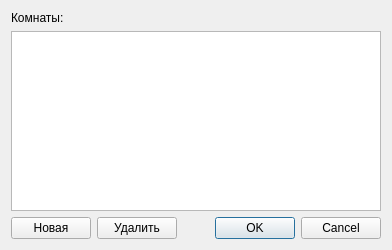
The window that desktop/gui/roomslistdialog.ui (LuxoftLab/ShareClipboard) describes before a commit, drawn with Qt 5.
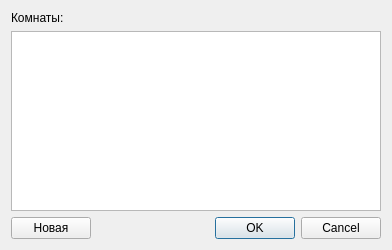
The same window after the commit.

Commit message: changed delete button to new button state

```diff
--- a/desktop/gui/roomslistdialog.ui
+++ b/desktop/gui/roomslistdialog.ui
@@ -35,13 +35,6 @@
          </property>
         </widget>
        </item>
-       <item>
-        <widget class="QPushButton" name="pushButton_2">
-         <property name="text">
-          <string>Удалить</string>
-         </property>
-        </widget>
-       </item>
        <item>
         <spacer name="horizontalSpacer">
          <property name="orientation">
```
The commit also changes 3 other files.
